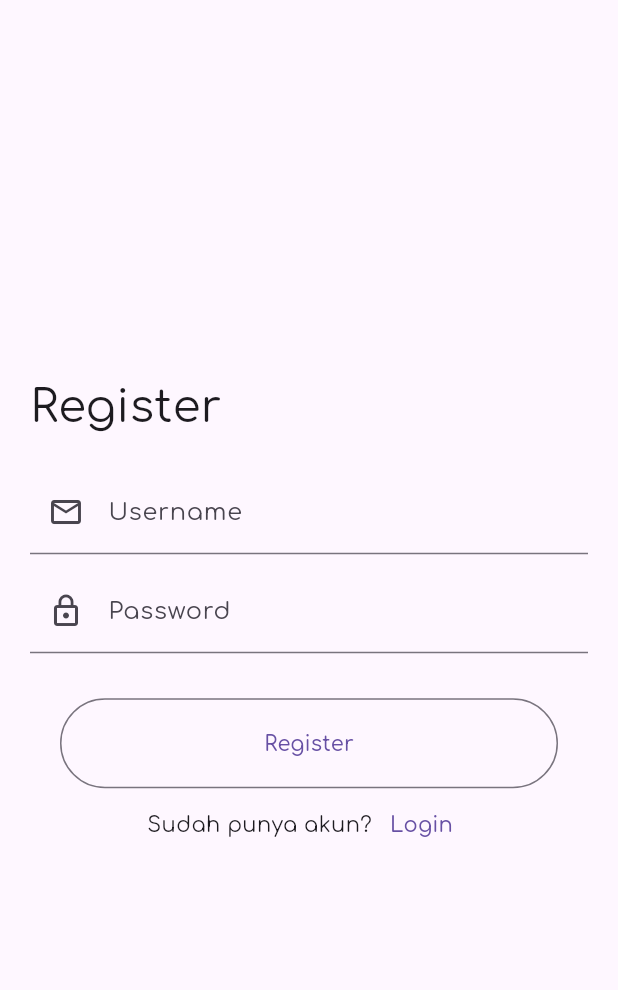
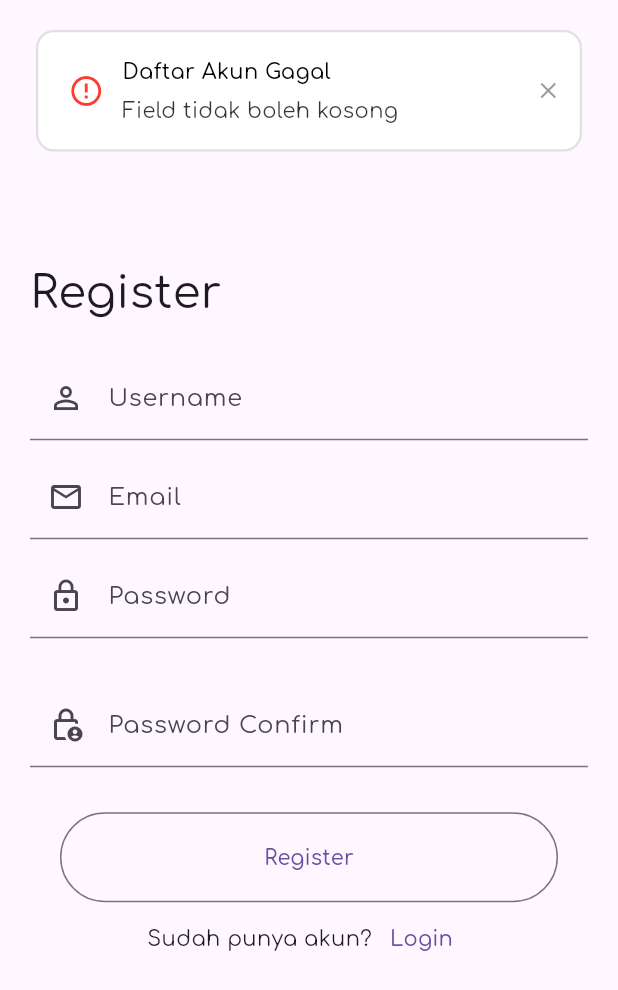
Before and after one commit to RahmatulFirdaus/Keswamas-Scanner-Mobile, a Flutter app: the RegisterPage screen opened directly, after a tap on "Register", on a phone screen of 412 x 824 dp. Shown: the top 990 px of the screen. Run offline on Flutter 3.47's test engine with Material 3 defaults, Android fonts, the light colour scheme and no system bars; our stand-ins replace flutter_secure_storage, google_fonts, toastification; missing offline and left inert: cunning_document_scanner, syncfusion_flutter_pdfviewer; accounts and stored records are empty.

Commit message:
update register configuration

```diff
--- a/lib/login/register_page.dart
+++ b/lib/login/register_page.dart
@@ -1,5 +1,7 @@
 import 'package:final_keswamas/login/login_page.dart';
+import 'package:final_keswamas/model/keswamas_model.dart';
 import 'package:flutter/material.dart';
+import 'package:toastification/toastification.dart';
 
 class RegisterPage extends StatefulWidget {
   const RegisterPage({super.key});
@@ -11,6 +13,9 @@ class RegisterPage extends StatefulWidget {
 class _RegisterPageState extends State<RegisterPage> {
   TextEditingController usernameController = TextEditingController();
   TextEditingController passwordController = TextEditingController();
+  TextEditingController passwordConfirmController = TextEditingController();
+  TextEditingController emailController = TextEditingController();
+  RegisterUser registerUser = RegisterUser();
   @override
   Widget build(BuildContext context) {
     return Scaffold(
@@ -33,7 +38,15 @@ class _RegisterPageState extends State<RegisterPage> {
                 controller: usernameController,
                 decoration: InputDecoration(
                     labelText: "Username",
-                    prefixIcon: Icon(Icons.email_outlined)),
+                    prefixIcon: Icon(Icons.person_outline)),
+              ),
+              SizedBox(
+                height: 10,
+              ),
+              TextField(
+                controller: emailController,
+                decoration: InputDecoration(
+                    labelText: "Email", prefixIcon: Icon(Icons.email_outlined)),
               ),
               SizedBox(
                 height: 10,
@@ -47,11 +60,65 @@ class _RegisterPageState extends State<RegisterPage> {
               SizedBox(
                 height: 30,
               ),
+              TextField(
+                controller: passwordConfirmController,
+                decoration: InputDecoration(
+                    labelText: "Password Confirm",
+                    prefixIcon: Icon(Icons.lock_person_outlined)),
+              ),
+              SizedBox(
+                height: 30,
+              ),
               Container(
                 height: 60,
                 margin: EdgeInsets.symmetric(horizontal: 20),
                 child: OutlinedButton(
-                  onPressed: () {},
+                  onPressed: () async {
+                    if (usernameController.text.isNotEmpty &&
+                        passwordController.text.isNotEmpty &&
+                        emailController.text.isNotEmpty &&
+                        passwordConfirmController.text.isNotEmpty) {
+                      try {
+                        String result = await registerUser.register(
+                            usernameController.text,
+                            passwordController.text,
+                            passwordConfirmController.text,
+                            emailController.text);
+                        toastification.show(
+                          alignment: Alignment.topCenter,
+                          autoCloseDuration: Duration(seconds: 5),
+                          style: ToastificationStyle.flat,
+                          type: ToastificationType.error,
+                          icon: Icon(Icons.error_outline),
+                          context: context,
+                          title: Text("${result}"),
+                          // description: Text(""),
+                        );
+                      } catch (e) {
+                        toastification.show(
+                          alignment: Alignment.topCenter,
+                          autoCloseDuration: Duration(seconds: 5),
+                          style: ToastificationStyle.flat,
+                          type: ToastificationType.error,
+                          icon: Icon(Icons.error_outline),
+                          context: context,
+                          title: Text("Daftar Akun Gagal"),
+                          description: Text("Terjadi Kesalahan"),
+                        );
+                      }
+                    } else {
+                      toastification.show(
+                        alignment: Alignment.topCenter,
+                        autoCloseDuration: Duration(seconds: 5),
+                        style: ToastificationStyle.flat,
+                        type: ToastificationType.error,
+                        icon: Icon(Icons.error_outline),
+                        context: context,
+                        title: Text("Daftar Akun Gagal"),
+                        description: Text("Field tidak boleh kosong"),
+                      );
+                    }
+                  },
                   child: Text("Register"),
                   style: ButtonStyle(),
                 ),
--- a/lib/model/keswamas_model.dart
+++ b/lib/model/keswamas_model.dart
@@ -92,3 +92,22 @@ class GetFileEach {
     }).toList();
   }
 }
+
+class RegisterUser {
+  Future<String> register(String username, String password,
+      String confirmPassword, String email) async {
+    var url = Uri.parse('http://10.0.10.58:3000/api/registerUser');
+    var response = await http.post(url, body: {
+      'username': username,
+      'password': password,
+      'confirmPassword': confirmPassword,
+      'email': email
+    });
+    var json = jsonDecode(response.body);
+    if (response.statusCode == 200) {
+      return json['pesan'];
+    } else {
+      return json['pesan'];
+    }
+  }
+}
```
